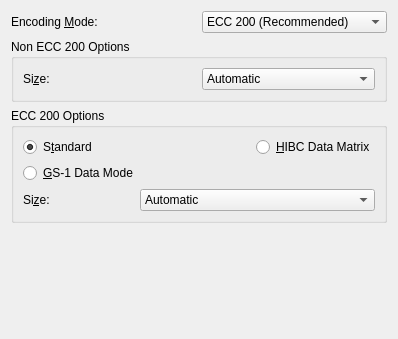
zint/zint-gpl-only, file frontend_qt4/grpDM.ui: the form before one commit.
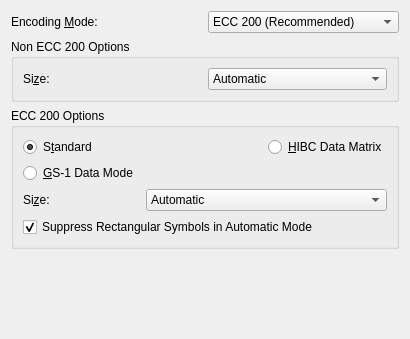
The form after the commit.

```diff
--- a/frontend_qt4/grpDM.ui
+++ b/frontend_qt4/grpDM.ui
@@ -1,11 +1,11 @@
 <ui version="4.0" >
  <class>grpDM</class>
- <widget class="QWidget" name="grpDM" >
-  <property name="geometry" >
+ <widget class="QWidget" name="grpDM">
+  <property name="geometry">
    <rect>
     <x>0</x>
     <y>0</y>
-    <width>398</width>
+    <width>410</width>
     <height>339</height>
    </rect>
   </property>
@@ -398,6 +398,16 @@
           </item>
          </widget>
         </item>
+        <item row="3" column="0" colspan="3">
+         <widget class="QCheckBox" name="chkDMRectangle">
+          <property name="text">
+           <string>Suppress Rectangular Symbols in Automatic Mode</string>
+          </property>
+          <property name="checked">
+           <bool>true</bool>
+          </property>
+         </widget>
+        </item>
        </layout>
       </widget>
      </item>
```
Left out of the diff: 207 changed lines with no effect on the pictures.
